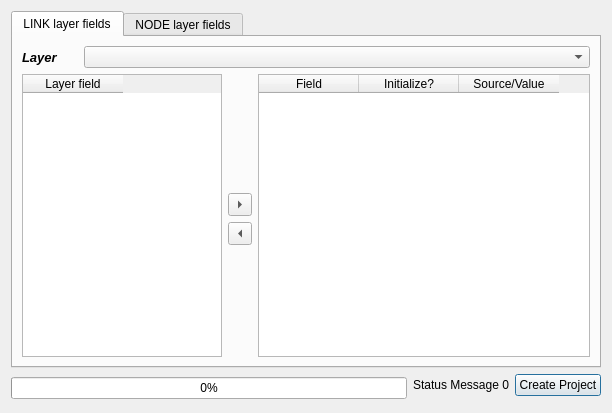
This is project_procedures/forms/ui_transponet_construction.ui in AequilibraE/qaequilibrae as Qt 5 draws it before an edit. The edited form follows.
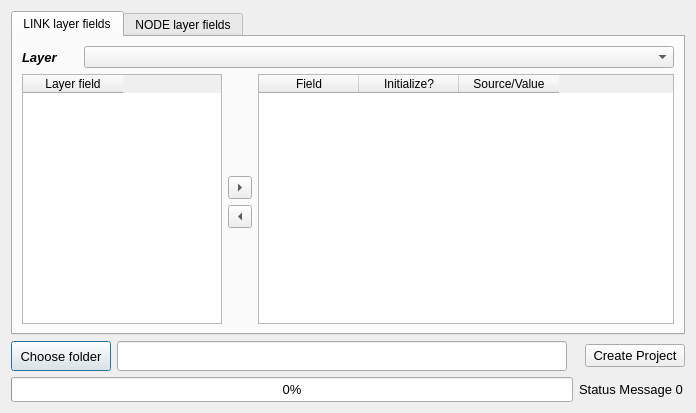
This is the edited form.

Commit message: Updates the project creation menu

Diff of the .ui file:
```diff
--- a/project_procedures/forms/ui_transponet_construction.ui
+++ b/project_procedures/forms/ui_transponet_construction.ui
@@ -6,7 +6,7 @@
    <rect>
     <x>0</x>
     <y>0</y>
-    <width>612</width>
+    <width>696</width>
     <height>413</height>
    </rect>
   </property>
@@ -14,57 +14,7 @@
    <string>AequilibraE - Create project from layers</string>
   </property>
   <layout class="QGridLayout" name="gridLayout">
-   <item row="1" column="0" rowspan="2">
-    <widget class="QProgressBar" name="progressbar">
-     <property name="enabled">
-      <bool>true</bool>
-     </property>
-     <property name="palette">
-      <palette>
-       <active>
-        <colorrole role="Highlight">
-         <brush brushstyle="SolidPattern">
-          <color alpha="255">
-           <red>0</red>
-           <green>170</green>
-           <blue>0</blue>
-          </color>
-         </brush>
-        </colorrole>
-       </active>
-       <inactive>
-        <colorrole role="Highlight">
-         <brush brushstyle="SolidPattern">
-          <color alpha="255">
-           <red>240</red>
-           <green>240</green>
-           <blue>240</blue>
-          </color>
-         </brush>
-        </colorrole>
-       </inactive>
-       <disabled>
-        <colorrole role="Highlight">
-         <brush brushstyle="SolidPattern">
-          <color alpha="255">
-           <red>51</red>
-           <green>153</green>
-           <blue>255</blue>
-          </color>
-         </brush>
-        </colorrole>
-       </disabled>
-      </palette>
-     </property>
-     <property name="value">
-      <number>0</number>
-     </property>
-     <property name="textVisible">
-      <bool>true</bool>
-     </property>
-    </widget>
-   </item>
-   <item row="0" column="0" colspan="3">
+   <item row="0" column="0" colspan="5">
     <widget class="QTabWidget" name="tabs_list_widget">
      <property name="currentIndex">
       <number>0</number>
@@ -308,18 +258,124 @@
      </widget>
     </widget>
    </item>
-   <item row="1" column="2">
+   <item row="1" column="0">
+    <widget class="QPushButton" name="but_choose_folder">
+     <property name="minimumSize">
+      <size>
+       <width>100</width>
+       <height>30</height>
+      </size>
+     </property>
+     <property name="font">
+      <font>
+       <pointsize>10</pointsize>
+      </font>
+     </property>
+     <property name="text">
+      <string>Choose folder</string>
+     </property>
+    </widget>
+   </item>
+   <item row="1" column="1">
+    <widget class="QLineEdit" name="project_destination">
+     <property name="minimumSize">
+      <size>
+       <width>250</width>
+       <height>30</height>
+      </size>
+     </property>
+    </widget>
+   </item>
+   <item row="1" column="4">
     <widget class="QPushButton" name="but_create_network_file">
+     <property name="minimumSize">
+      <size>
+       <width>100</width>
+       <height>0</height>
+      </size>
+     </property>
+     <property name="font">
+      <font>
+       <pointsize>10</pointsize>
+      </font>
+     </property>
      <property name="text">
       <string>Create Project</string>
      </property>
     </widget>
    </item>
-   <item row="1" column="1">
+   <item row="5" column="0" rowspan="2" colspan="3">
+    <widget class="QProgressBar" name="progressbar">
+     <property name="enabled">
+      <bool>true</bool>
+     </property>
+     <property name="minimumSize">
+      <size>
+       <width>0</width>
+       <height>25</height>
+      </size>
+     </property>
+     <property name="palette">
+      <palette>
+       <active>
+        <colorrole role="Highlight">
+         <brush brushstyle="SolidPattern">
+          <color alpha="255">
+           <red>0</red>
+           <green>170</green>
+           <blue>0</blue>
+          </color>
+         </brush>
+        </colorrole>
+       </active>
+       <inactive>
+        <colorrole role="Highlight">
+         <brush brushstyle="SolidPattern">
+          <color alpha="255">
+           <red>240</red>
+           <green>240</green>
+           <blue>240</blue>
+          </color>
+         </brush>
+        </colorrole>
+       </inactive>
+       <disabled>
+        <colorrole role="Highlight">
+         <brush brushstyle="SolidPattern">
+          <color alpha="255">
+           <red>51</red>
+           <green>153</green>
+           <blue>255</blue>
+          </color>
+         </brush>
+        </colorrole>
+       </disabled>
+      </palette>
+     </property>
+     <property name="font">
+      <font>
+       <pointsize>10</pointsize>
+      </font>
+     </property>
+     <property name="value">
+      <number>0</number>
+     </property>
+     <property name="textVisible">
+      <bool>true</bool>
+     </property>
+    </widget>
+   </item>
+   <item row="5" column="3" rowspan="2" colspan="2">
     <widget class="QLabel" name="progress_label">
+     <property name="minimumSize">
+      <size>
+       <width>0</width>
+       <height>25</height>
+      </size>
+     </property>
      <property name="font">
       <font>
-       <pointsize>9</pointsize>
+       <pointsize>10</pointsize>
       </font>
      </property>
      <property name="text">
```
The commit also changes 7 other files.
